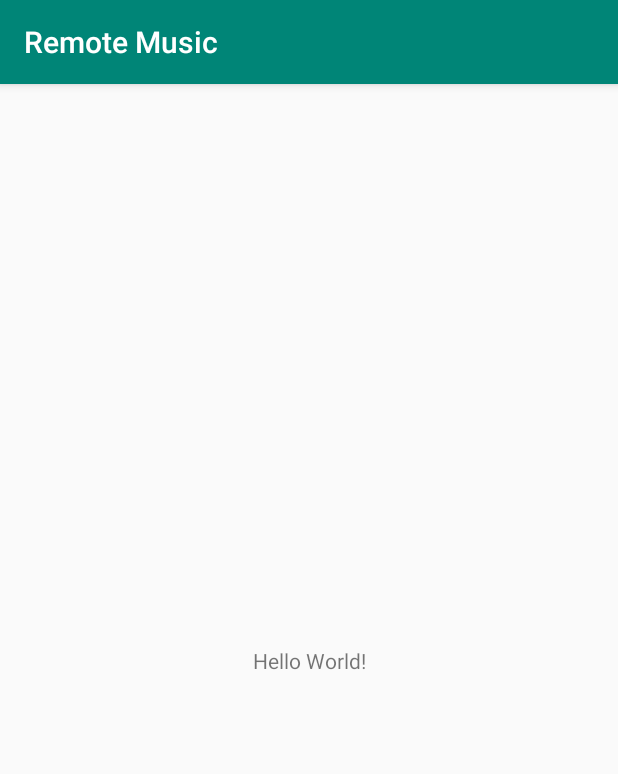
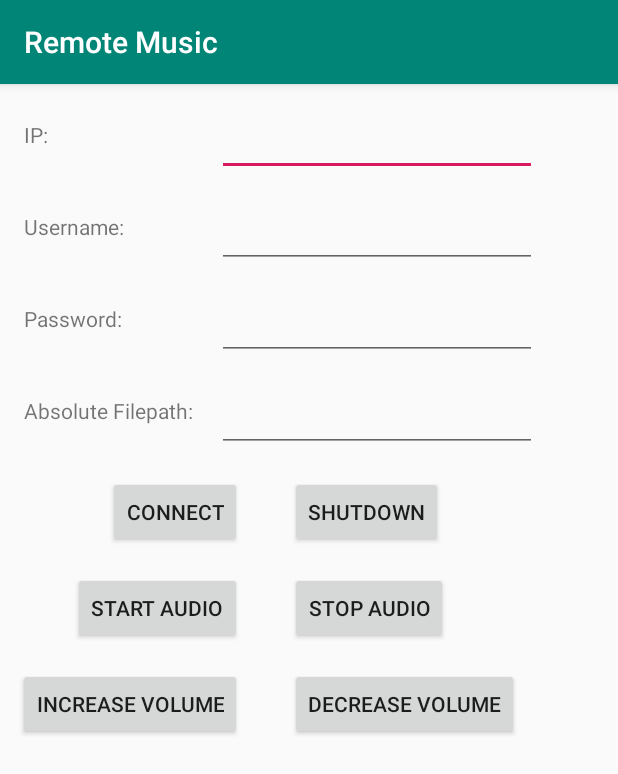
Before and after one commit to NWuensche/RemoteMusic, an Android app: the screen it shows after launch (MainActivity), on a phone screen of 412 x 824 dp. Shown: the top 774 px of the screen. Run offline under Robolectric (Android 15) with nearby library versions, the phone set to English and light mode, and no system bars.

Commit message:
Add Layout

```diff
--- a/app/src/main/res/layout/activity_main.xml
+++ b/app/src/main/res/layout/activity_main.xml
@@ -6,13 +6,146 @@
     android:layout_height="match_parent"
     tools:context=".MainActivity">
 
-    <TextView
+
+    <Button
+        android:id="@+id/startButton"
         android:layout_width="wrap_content"
         android:layout_height="wrap_content"
-        android:text="Hello World!"
-        app:layout_constraintBottom_toBottomOf="parent"
-        app:layout_constraintLeft_toLeftOf="parent"
-        app:layout_constraintRight_toRightOf="parent"
+        android:layout_marginTop="16dp"
+        android:text="Start Audio"
+        app:layout_constraintEnd_toEndOf="@+id/connectButton"
+        app:layout_constraintTop_toBottomOf="@+id/connectButton" />
+
+    <Button
+        android:id="@+id/stopButton"
+        android:layout_width="wrap_content"
+        android:layout_height="wrap_content"
+        android:text="Stop Audio"
+        app:layout_constraintStart_toStartOf="@+id/shutdownButton"
+        app:layout_constraintTop_toTopOf="@+id/startButton" />
+
+    <TextView
+        android:id="@+id/iPTextView"
+        android:layout_width="wrap_content"
+        android:layout_height="wrap_content"
+        android:layout_marginStart="16dp"
+        android:layout_marginLeft="16dp"
+        android:layout_marginTop="8dp"
+        android:text="IP:"
+        app:layout_constraintStart_toStartOf="parent"
+        app:layout_constraintTop_toTopOf="@+id/iPEditText" />
+
+    <TextView
+        android:id="@+id/usernameTextView"
+        android:layout_width="wrap_content"
+        android:layout_height="wrap_content"
+        android:layout_marginTop="8dp"
+        android:text="Username:"
+        app:layout_constraintStart_toStartOf="@+id/iPTextView"
+        app:layout_constraintTop_toTopOf="@+id/usernameEditText" />
+
+    <TextView
+        android:id="@+id/passwordTextView"
+        android:layout_width="wrap_content"
+        android:layout_height="wrap_content"
+        android:layout_marginTop="8dp"
+        android:text="Password:"
+        app:layout_constraintStart_toStartOf="@+id/iPTextView"
+        app:layout_constraintTop_toTopOf="@+id/passwordEditText" />
+
+    <TextView
+        android:id="@+id/pathTextView"
+        android:layout_width="wrap_content"
+        android:layout_height="wrap_content"
+        android:layout_marginTop="8dp"
+        android:text="Absolute Filepath:"
+        app:layout_constraintStart_toStartOf="@+id/iPTextView"
+        app:layout_constraintTop_toTopOf="@+id/pathEditText" />
+
+    <EditText
+        android:id="@+id/iPEditText"
+        android:layout_width="wrap_content"
+        android:layout_height="wrap_content"
+        android:layout_marginStart="16dp"
+        android:layout_marginLeft="16dp"
+        android:layout_marginTop="16dp"
+        android:ems="10"
+        android:inputType="textPersonName"
+        app:layout_constraintStart_toEndOf="@+id/pathTextView"
         app:layout_constraintTop_toTopOf="parent" />
 
+    <EditText
+        android:id="@+id/usernameEditText"
+        android:layout_width="wrap_content"
+        android:layout_height="wrap_content"
+        android:layout_marginStart="16dp"
+        android:layout_marginLeft="16dp"
+        android:layout_marginTop="16dp"
+        android:ems="10"
+        android:inputType="textPersonName"
+        app:layout_constraintStart_toEndOf="@+id/pathTextView"
+        app:layout_constraintTop_toBottomOf="@+id/iPEditText" />
+
+    <EditText
+        android:id="@+id/passwordEditText"
+        android:layout_width="wrap_content"
+        android:layout_height="wrap_content"
+        android:layout_marginStart="16dp"
+        android:layout_marginLeft="16dp"
+        android:layout_marginTop="16dp"
+        android:ems="10"
+        android:inputType="textPassword"
+        app:layout_constraintStart_toEndOf="@+id/pathTextView"
+        app:layout_constraintTop_toBottomOf="@+id/usernameEditText" />
+
+    <EditText
+        android:id="@+id/pathEditText"
+        android:layout_width="wrap_content"
+        android:layout_height="wrap_content"
+        android:layout_marginStart="16dp"
+        android:layout_marginLeft="16dp"
+        android:layout_marginTop="16dp"
+        android:ems="10"
+        android:inputType="textPersonName"
+        app:layout_constraintStart_toEndOf="@+id/pathTextView"
+        app:layout_constraintTop_toBottomOf="@+id/passwordEditText" />
+
+    <Button
+        android:id="@+id/connectButton"
+        android:layout_width="0dp"
+        android:layout_height="wrap_content"
+        android:layout_marginStart="72dp"
+        android:layout_marginLeft="72dp"
+        android:layout_marginTop="16dp"
+        android:text="Connect"
+        app:layout_constraintStart_toStartOf="parent"
+        app:layout_constraintTop_toBottomOf="@+id/pathEditText" />
+
+    <Button
+        android:id="@+id/shutdownButton"
+        android:layout_width="wrap_content"
+        android:layout_height="wrap_content"
+        android:layout_marginStart="32dp"
+        android:layout_marginLeft="32dp"
+        android:text="Shutdown"
+        app:layout_constraintStart_toEndOf="@+id/connectButton"
+        app:layout_constraintTop_toTopOf="@+id/connectButton" />
+
+    <Button
+        android:id="@+id/increaseButton"
+        android:layout_width="wrap_content"
+        android:layout_height="wrap_content"
+        android:layout_marginTop="16dp"
+        android:text="Increase Volume"
+        app:layout_constraintEnd_toEndOf="@+id/startButton"
+        app:layout_constraintTop_toBottomOf="@+id/startButton" />
+
+    <Button
+        android:id="@+id/decreaseButton"
+        android:layout_width="wrap_content"
+        android:layout_height="wrap_content"
+        android:text="Decrease Volume"
+        app:layout_constraintStart_toStartOf="@+id/stopButton"
+        app:layout_constraintTop_toTopOf="@+id/increaseButton" />
+
 </androidx.constraintlayout.widget.ConstraintLayout>
```
